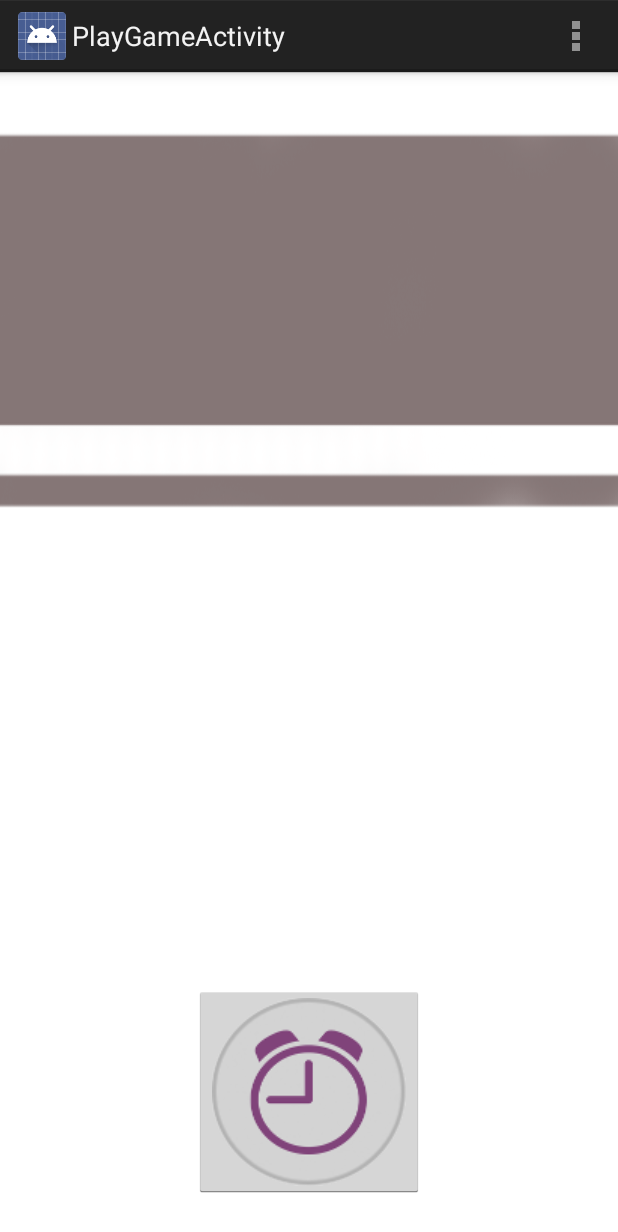
After one commit to vitorarins/pega-frase, an Android app: the PlayGameActivity screen opened directly, with no data from a screen before it, on a phone screen of 412 x 824 dp. The commit adds this screen. Shown: the top 1232 px of the screen. Run offline under Robolectric (Android 15) with nearby library versions, the phone set to English and light mode, and no system bars; 2 statements that could not run were skipped.

Commit message:
Added icons for the game; List of words; Fixed layouts; Added timer implementation for the timer.

```diff
--- a/app/src/main/AndroidManifest.xml
+++ b/app/src/main/AndroidManifest.xml
@@ -16,6 +16,10 @@
                 <category android:name="android.intent.category.LAUNCHER" />
             </intent-filter>
         </activity>
+        <activity
+            android:name=".PlayGameActivity"
+            android:label="@string/title_activity_play_game" >
+        </activity>
     </application>
 
 </manifest>
--- /dev/null
+++ b/app/src/main/java/com/br/pegafrase/PlayGameActivity.java
@@ -0,0 +1,137 @@
+package com.br.pegafrase;
+
+import android.app.Activity;
+import android.app.Fragment;
+import android.app.FragmentManager;
+import android.app.FragmentTransaction;
+import android.content.res.Resources;
+import android.os.Bundle;
+import android.os.Handler;
+import android.view.LayoutInflater;
+import android.view.Menu;
+import android.view.View;
+import android.view.ViewGroup;
+import android.widget.ImageButton;
+import android.widget.TextView;
+
+import java.util.Arrays;
+import java.util.Iterator;
+import java.util.LinkedList;
+
+
+public class PlayGameActivity extends Activity {
+
+    private final int TIME_TO_PLAY = 60; // time in seconds
+
+    private TimeUpFragment timeUpFragment;
+    private PlayFragment playFragment;
+    private Handler handler;
+    private LinkedList<String> wordList;
+    private Iterator wordListIterator;
+
+    @Override
+    protected void onCreate(Bundle savedInstanceState) {
+        super.onCreate(savedInstanceState);
+        setContentView(R.layout.activity_play_game);
+
+        timeUpFragment = new TimeUpFragment();
+        playFragment = new PlayFragment();
+        handler = new Handler();
+
+        Resources res = getResources();
+        String[] wishYouWereHere = res.getStringArray(R.array.wish_you_were_here);
+        wordList = new LinkedList<String>(Arrays.asList(wishYouWereHere));
+
+        FragmentManager fragmentManager = getFragmentManager();
+        FragmentTransaction fragmentTransaction = fragmentManager.beginTransaction();
+        fragmentTransaction.replace(R.id.fragment_container,playFragment);
+        fragmentTransaction.addToBackStack(null);
+        fragmentTransaction.commit();
+
+        // execute transaction now
+        getFragmentManager().executePendingTransactions();
+    }
+
+
+    @Override
+    public boolean onCreateOptionsMenu(Menu menu) {
+        // Inflate the menu; this adds items to the action bar if it is present.
+        getMenuInflater().inflate(R.menu.menu_play_game, menu);
+        return true;
+    }
+
+    private Runnable timeIsUp = new Runnable() {
+        @Override
+        public void run() {
+
+            FragmentManager fragmentManager = getFragmentManager();
+            FragmentTransaction fragmentTransaction = fragmentManager.beginTransaction();
+            fragmentTransaction.replace(R.id.fragment_container,timeUpFragment);
+            fragmentTransaction.addToBackStack(null);
+            fragmentTransaction.commit();
+
+            // execute transaction now
+            getFragmentManager().executePendingTransactions();
+        }
+    };
+
+    public void startTimer(View view) {
+
+        ImageButton chronometerButton = (ImageButton) view;
+        chronometerButton.setClickable(false);
+        chronometerButton.setVisibility(View.INVISIBLE);
+        ImageButton correctButton = (ImageButton) findViewById(R.id.correct_button);
+        correctButton.setClickable(true);
+        correctButton.setVisibility(View.VISIBLE);
+
+        TextView wordOfTheTime = (TextView) findViewById(R.id.word_text_view);
+        wordListIterator = wordList.listIterator();
+        wordOfTheTime.setText((CharSequence) wordListIterator.next());
+
+        handler.postDelayed(timeIsUp,TIME_TO_PLAY * 1000);
+    }
+
+    public void nextPlayer(View view) {
+
+        TextView wordOfTheTime = (TextView) findViewById(R.id.word_text_view);
+
+        if (!(wordListIterator != null && wordListIterator.hasNext())) {
+            wordListIterator = wordList.listIterator();
+        }
+        wordOfTheTime.setText((CharSequence) wordListIterator.next());
+    }
+
+    /**
+     * A placeholder fragment containing a simple view.
+     */
+    public static class TimeUpFragment extends Fragment {
+
+        public TimeUpFragment() {
+        }
+
+        @Override
+        public View onCreateView(LayoutInflater inflater, ViewGroup container,
+                                 Bundle savedInstanceState) {
+            View rootView = inflater.inflate(R.layout.fragment_time_up, container, false);
+            return rootView;
+        }
+
+    }
+
+    /**
+     * A placeholder fragment containing a simple view.
+     */
+    public static class PlayFragment extends Fragment {
+
+        public PlayFragment() {
+        }
+
+        @Override
+        public View onCreateView(LayoutInflater inflater, ViewGroup container,
+                                 Bundle savedInstanceState) {
+            View rootView = inflater.inflate(R.layout.fragment_play, container, false);
+            return rootView;
+        }
+
+    }
+}
--- /dev/null
+++ b/app/src/main/res/layout/activity_play_game.xml
@@ -0,0 +1,4 @@
+<FrameLayout xmlns:android="http://schemas.android.com/apk/res/android"
+    android:id="@+id/fragment_container"
+    android:layout_width="match_parent"
+    android:layout_height="match_parent" />
--- /dev/null
+++ b/app/src/main/res/layout/fragment_play.xml
@@ -0,0 +1,40 @@
+<RelativeLayout xmlns:android="http://schemas.android.com/apk/res/android"
+    xmlns:tools="http://schemas.android.com/tools" android:layout_width="match_parent"
+    android:screenOrientation="landscape"
+    android:layout_height="match_parent"
+    android:background="@drawable/app_background">
+
+    <!-- TODO: Update blank fragment layout -->
+
+    <TextView
+        android:layout_width="wrap_content"
+        android:layout_height="wrap_content"
+        android:textAppearance="?android:attr/textAppearanceLarge"
+        android:id="@+id/word_text_view"
+        android:layout_alignParentTop="true"
+        android:layout_centerHorizontal="true"
+        android:layout_marginTop="29dp" />
+
+    <ImageButton
+        android:layout_width="wrap_content"
+        android:layout_height="wrap_content"
+        android:src="@drawable/ic_chronometer"
+        android:id="@+id/chronometer_button"
+        android:onClick="startTimer"
+        android:layout_alignParentBottom="true"
+        android:layout_centerHorizontal="true"
+        android:layout_marginBottom="25dp"
+        android:layout_gravity="center_horizontal|bottom" />
+
+    <ImageButton
+        android:layout_width="wrap_content"
+        android:layout_height="wrap_content"
+        android:id="@+id/correct_button"
+        android:src="@drawable/ic_correct_button"
+        android:onClick="nextPlayer"
+        android:visibility="invisible"
+        android:clickable="false"
+        android:layout_gravity="center_horizontal|bottom"
+        android:layout_alignTop="@+id/chronometer_button"
+        android:layout_centerHorizontal="true" />
+</RelativeLayout>
--- /dev/null
+++ b/app/src/main/res/menu/menu_play_game.xml
@@ -0,0 +1,6 @@
+<menu xmlns:android="http://schemas.android.com/apk/res/android"
+    xmlns:tools="http://schemas.android.com/tools"
+    tools:context="com.br.pegafrase.PlayGameActivity">
+    <item android:id="@+id/action_settings" android:title="@string/action_settings"
+        android:orderInCategory="100" android:showAsAction="never" />
+</menu>
--- a/app/src/main/res/values/strings.xml
+++ b/app/src/main/res/values/strings.xml
@@ -3,4 +3,10 @@
     <string name="land_page_logo">Pega Frase</string>
     <string name="action_settings">Configurações</string>
     <string name="play_button">Jogar</string>
+    <string name="title_activity_play_game">PlayGameActivity</string>
+
+    <string name="hello_world">Hello world!</string>
+
+<!-- TODO: Remove or change this placeholder text -->
+    <string name="hello_blank_fragment">Hello blank fragment</string>
 </resources>
```
Also changed, not shown: app/src/main/java/com/br/pegafrase/LandPage.java (+13 -0 lines), app/src/main/res/layout/fragment_land_page.xml (+7 -8 lines), app/src/main/res/layout/fragment_time_up.xml (added, +16 -0 lines), app/src/main/assets/fonts/Always_In_My_Heart.ttf (added), app/src/main/res/drawable-large/ic_chronometer.png (added), app/src/main/res/drawable-large/ic_correct_button.png (added), app/src/main/res/drawable-large/ic_play_button.png (added), app/src/main/res/drawable-normal/ic_chronometer.png (added), app/src/main/res/drawable-normal/ic_correct_button.png (added), app/src/main/res/drawable-normal/ic_play_button.png (added), app/src/main/res/drawable/app_background.png (added), app/src/main/res/drawable/tempo.png (added), 2 other files.
